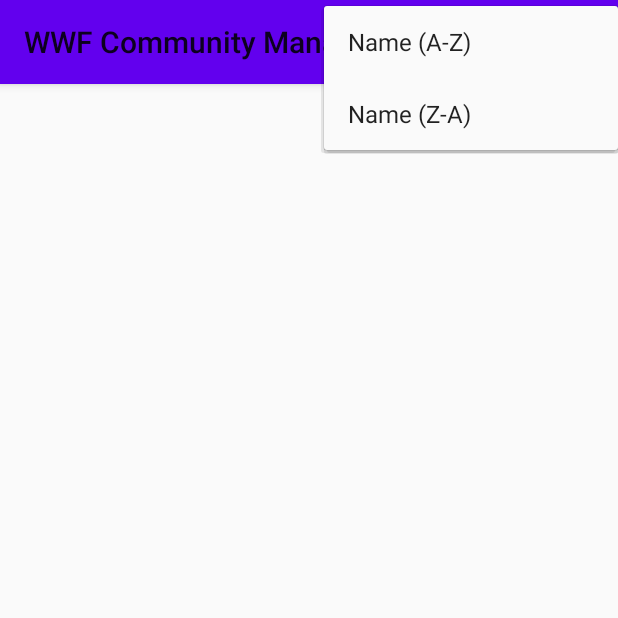
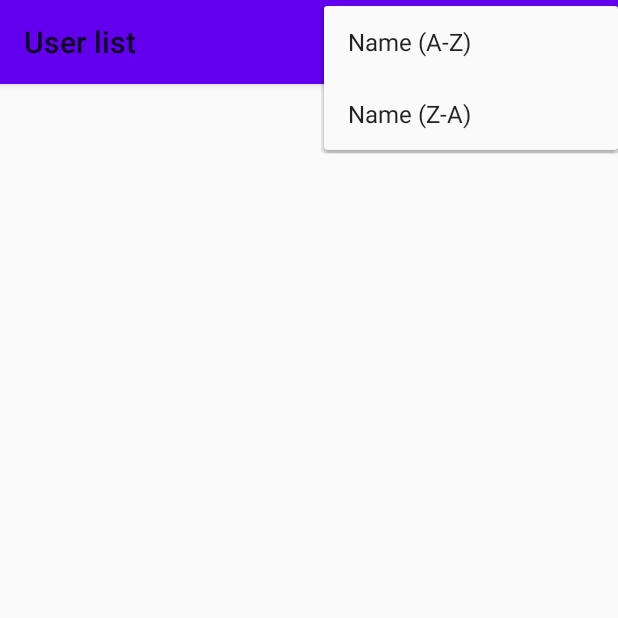
Before and after one commit to Kurisuuuuuu/WWF-Community-Management-Platform, an Android app: the UserListActivity screen opened directly, with no data from a screen before it, after a tap on "Sort", on a phone screen of 412 x 824 dp, the top half of it. Run offline under Robolectric (Android 15) with nearby library versions, the phone set to English and light mode, and no system bars; our stand-ins replace Room's generated code; pictures from the network do not load.

Commit message:
user data

```diff
--- a/app/src/main/java/com/example/infs3605communitymanagement/UserListActivity.java
+++ b/app/src/main/java/com/example/infs3605communitymanagement/UserListActivity.java
@@ -29,7 +29,7 @@
     protected void onCreate(Bundle savedInstanceState) {
         super.onCreate(savedInstanceState);
         setContentView(R.layout.activity_product_list);
-        setTitle("WWF Community Management");
+        setTitle("User list");
         mRecyclerView = findViewById(R.id.tvList);
         mRecyclerView.setHasFixedSize(true);
         mRecyclerView.setLayoutManager(new LinearLayoutManager(this));
@@ -44,11 +44,11 @@
         //implementation of RoomDatabase
         mDb = Room.databaseBuilder(getApplicationContext(), UserDatabase.class, "user")
                 .build();
-        /*Executors.newSingleThreadExecutor().execute(new Runnable() {
+      /*  Executors.newSingleThreadExecutor().execute(new Runnable() {
             @Override
             public void run() {
-                mDb.projectDao().deleteProjects(mDb.projectDao().getProjects().toArray(new Project[0])); //Project Database 1 to 1 relationship
-                mDb.projectDao().insertProjects(Project.getProjects().toArray(new Project[0]));
+                mDb.userDao().deleteUsers(mDb.userDao().getUsers().toArray(new User[0])); //Project Database 1 to 1 relationship
+                mDb.userDao().insertUsers(User.getUser().toArray(new User[0]));
             }
         });
 */
```
Also changed, not shown: app/src/main/java/com/example/infs3605communitymanagement/User.java (+9 -6 lines).
